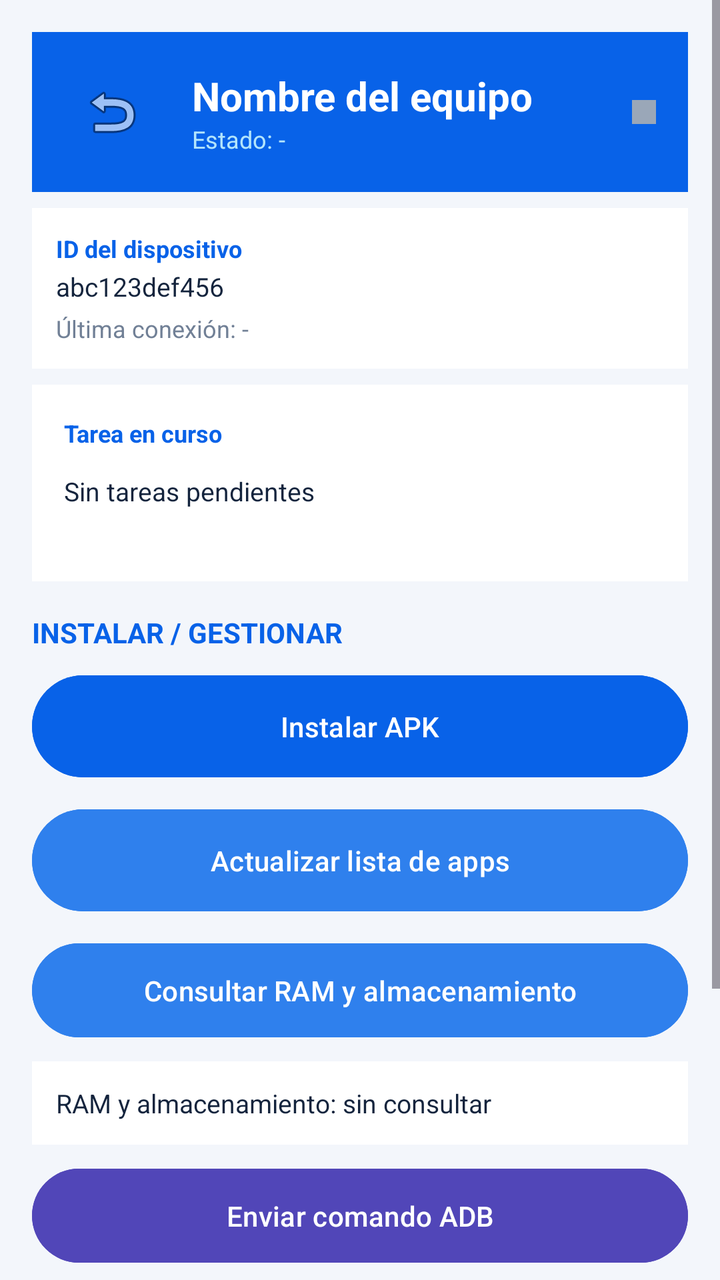
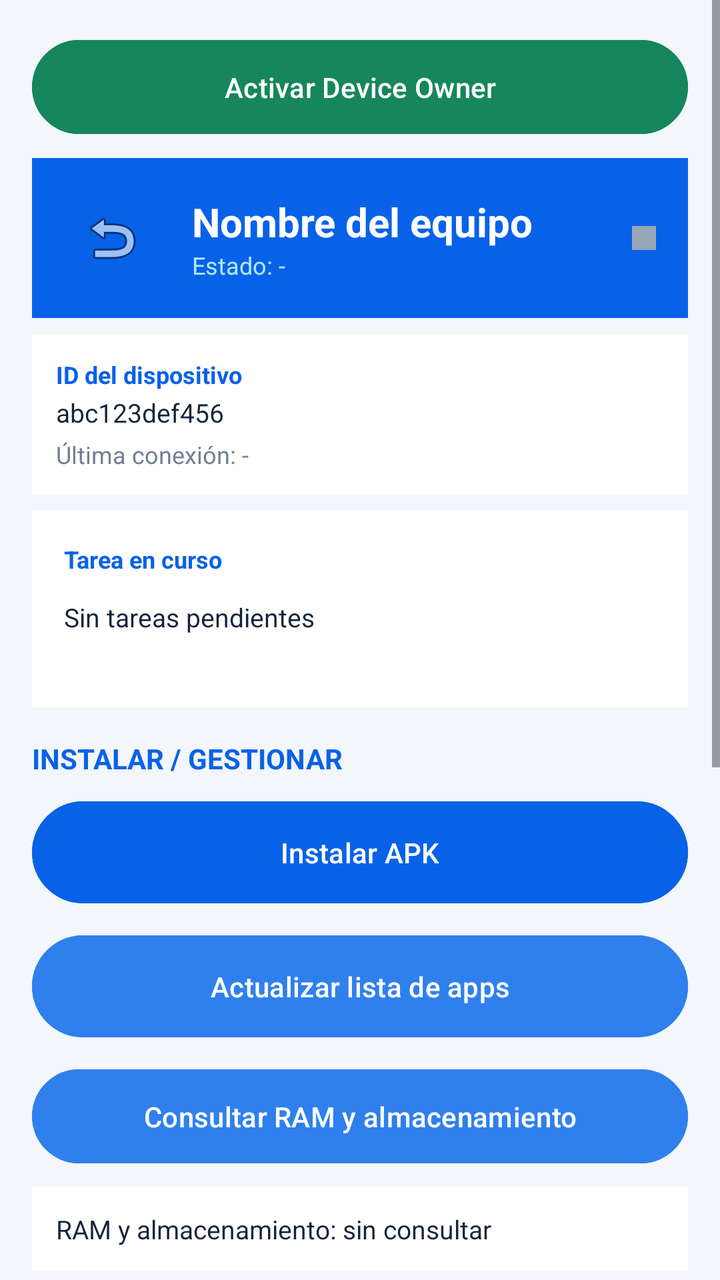

The first picture is an Android layout as it rendered before a commit; the second is the same layout after the commit. The layout source and the unified diff follow.
<!-- AndroidManifest.xml: application theme Theme.DexterControl -->
<!-- res/layout/activity_device_detail.xml -->
<?xml version="1.0" encoding="utf-8"?>
<ScrollView xmlns:android="http://schemas.android.com/apk/res/android"
    android:layout_width="match_parent"
    android:layout_height="match_parent"
    android:background="@color/background">

    <LinearLayout
        android:layout_width="match_parent"
        android:layout_height="wrap_content"
        android:orientation="vertical"
        android:padding="16dp">

        
        <LinearLayout
            android:layout_width="match_parent"
            android:layout_height="wrap_content"
            android:orientation="horizontal"
            android:padding="16dp"
            android:background="@color/primary"
            android:gravity="center_vertical">

            <ImageButton
                android:id="@+id/btnBack"
                android:layout_width="48dp"
                android:layout_height="48dp"
                android:src="@android:drawable/ic_menu_revert"
                android:background="?attr/selectableItemBackgroundBorderless"
                android:contentDescription="Volver" />

            <LinearLayout
                android:layout_width="0dp"
                android:layout_height="wrap_content"
                android:layout_weight="1"
                android:orientation="vertical"
                android:layout_marginStart="16dp">

                <TextView
                    android:id="@+id/tvDeviceName"
                    android:layout_width="match_parent"
                    android:layout_height="wrap_content"
                    android:text="Nombre del equipo"
                    android:textColor="@color/white"
                    android:textSize="20sp"
                    android:textStyle="bold" />

                <TextView
                    android:id="@+id/tvDeviceStatus"
                    android:layout_width="match_parent"
                    android:layout_height="wrap_content"
                    android:text="Estado: -"
                    android:textColor="#B3E5FC"
                    android:textSize="12sp" />

            </LinearLayout>

            <View
                android:id="@+id/viewOnlineIndicator"
                android:layout_width="12dp"
                android:layout_height="12dp"
                android:background="@color/device_offline" />

        </LinearLayout>

        
        <LinearLayout
            android:layout_width="match_parent"
            android:layout_height="wrap_content"
            android:orientation="vertical"
            android:padding="12dp"
            android:background="@color/white"
            android:layout_marginTop="8dp">

            <TextView
                android:layout_width="match_parent"
                android:layout_height="wrap_content"
                android:text="ID del dispositivo"
                android:textColor="@color/primary"
                android:textSize="12sp"
                android:textStyle="bold" />

            <TextView
                android:id="@+id/tvDeviceId"
                android:layout_width="match_parent"
                android:layout_height="wrap_content"
                android:text="abc123def456"
                android:textColor="@color/black"
                android:textSize="13sp"
                android:layout_marginTop="2dp" />

            <TextView
                android:id="@+id/tvLastSeen"
                android:layout_width="match_parent"
                android:layout_height="wrap_content"
                android:text="Última conexión: -"
                android:textColor="@color/gray"
                android:textSize="12sp"
                android:layout_marginTop="4dp" />

        </LinearLayout>

        
        <LinearLayout
            android:layout_width="match_parent"
            android:layout_height="wrap_content"
            android:orientation="vertical"
            android:padding="16dp"
            android:background="@color/white"
            android:layout_marginTop="8dp"
            android:visibility="visible">

            <TextView
                android:layout_width="match_parent"
                android:layout_height="wrap_content"
                android:text="Tarea en curso"
                android:textColor="@color/primary"
                android:textSize="12sp"
                android:textStyle="bold"
                android:layout_marginBottom="8dp" />

            <ProgressBar
                android:id="@+id/progressTask"
                style="?android:attr/progressBarStyleHorizontal"
                android:layout_width="match_parent"
                android:layout_height="wrap_content"
                android:indeterminate="true"
                android:visibility="gone" />

            <FrameLayout
                android:id="@+id/installProgressContainer"
                android:layout_width="match_parent"
                android:layout_height="150dp"
                android:visibility="gone"
                android:layout_marginTop="8dp">
                <ProgressBar
                    android:id="@+id/installProgressRing"
                    style="?android:attr/progressBarStyleHorizontal"
                    android:layout_width="116dp"
                    android:layout_height="116dp"
                    android:layout_gravity="center"
                    android:max="100"
                    android:progress="0"
                    android:progressDrawable="@drawable/circular_progress_ring"
                    android:indeterminate="false" />
                <TextView
                    android:id="@+id/installProgressPercent"
                    android:layout_width="wrap_content"
                    android:layout_height="wrap_content"
                    android:layout_gravity="center"
                    android:text="0%"
                    android:textColor="@color/primary"
                    android:textSize="24sp"
                    android:textStyle="bold" />
            </FrameLayout>

            <TextView
                android:id="@+id/installProgressStage"
                android:layout_width="match_parent"
                android:layout_height="wrap_content"
                android:gravity="center"
                android:text="Preparando instalación…"
                android:textColor="@color/primary"
                android:textSize="13sp"
                android:visibility="gone" />

            <TextView
                android:id="@+id/tvTaskStatus"
                android:layout_width="match_parent"
                android:layout_height="wrap_content"
                android:text="Sin tareas pendientes"
                android:textColor="@color/black"
                android:textSize="13sp"
                android:layout_marginTop="4dp" />

            <TextView
                android:id="@+id/tvTaskResult"
                android:layout_width="match_parent"
                android:layout_height="wrap_content"
                android:text=""
                android:textColor="@color/gray"
                android:textSize="12sp"
                android:layout_marginTop="4dp"
                android:maxLines="8"
                android:scrollbars="vertical" />

        </LinearLayout>

        
        <TextView
            android:layout_width="match_parent"
            android:layout_height="wrap_content"
            android:text="INSTALAR / GESTIONAR"
            android:textColor="@color/primary"
            android:textSize="14sp"
            android:textStyle="bold"
            android:layout_marginTop="16dp"
            android:layout_marginBottom="8dp" />

        <Button
            android:id="@+id/btnInstallFromStorage"
            android:layout_width="match_parent"
            android:layout_height="wrap_content"
            android:text="@string/install_apk"
            android:textColor="@color/white"
            android:backgroundTint="@color/primary"
            android:padding="16dp"
            android:layout_marginBottom="8dp" />

        <Button
            android:id="@+id/btnRefreshApps"
            android:layout_width="match_parent"
            android:layout_height="wrap_content"
            android:text="Actualizar lista de apps"
            android:textColor="@color/white"
            android:backgroundTint="@color/accent"
            android:padding="16dp"
            android:layout_marginBottom="8dp" />

        <Button
            android:id="@+id/btnDeviceInfo"
            android:layout_width="match_parent"
            android:layout_height="wrap_content"
            android:text="Consultar RAM y almacenamiento"
            android:textColor="@color/white"
            android:backgroundTint="@color/accent"
            android:padding="14dp"
            android:layout_marginBottom="8dp" />

        <TextView
            android:id="@+id/tvDeviceResources"
            android:layout_width="match_parent"
            android:layout_height="wrap_content"
            android:text="RAM y almacenamiento: sin consultar"
            android:textColor="@color/black"
            android:textSize="13sp"
            android:padding="12dp"
            android:background="@color/white"
            android:layout_marginBottom="8dp" />

        <Button
            android:id="@+id/btnAdbCommand"
            android:layout_width="match_parent"
            android:layout_height="wrap_content"
            android:text="Enviar comando ADB"
            android:textColor="@color/white"
            android:backgroundTint="#5146B8"
            android:padding="14dp"
            android:layout_marginBottom="8dp" />

        <Button
            android:id="@+id/btnReboot"
            android:layout_width="match_parent"
            android:layout_height="wrap_content"
            android:text="Reiniciar equipo"
            android:textColor="@color/white"
            android:backgroundTint="#F44336"
            android:padding="16dp"
            android:layout_marginBottom="8dp" />

        <Button
            android:id="@+id/btnDeleteDevice"
            android:layout_width="match_parent"
            android:layout_height="wrap_content"
            android:text="Eliminar equipo de la lista"
            android:textColor="@color/white"
            android:backgroundTint="#9E9E9E"
            android:padding="16dp"
            android:layout_marginBottom="8dp" />

        
        <TextView
            android:layout_width="match_parent"
            android:layout_height="wrap_content"
            android:text="APPS INSTALADAS EN EL EQUIPO"
            android:textColor="@color/primary"
            android:textSize="14sp"
            android:textStyle="bold"
            android:layout_marginTop="8dp"
            android:layout_marginBottom="8dp" />

        <androidx.recyclerview.widget.RecyclerView
            android:id="@+id/rvInstalledApps"
            android:layout_width="match_parent"
            android:layout_height="wrap_content"
            android:nestedScrollingEnabled="false" />

        <TextView
            android:id="@+id/tvNoApps"
            android:layout_width="match_parent"
            android:layout_height="wrap_content"
            android:text="@string/no_installed_apps"
            android:textColor="@color/gray"
            android:textSize="14sp"
            android:gravity="center"
            android:padding="24dp"
            android:visibility="gone" />

    </LinearLayout>

</ScrollView>
<!-- resources referenced by this layout -->
<resources>
  <color name="accent">#2F80ED</color>
  <color name="background">#F3F6FB</color>
  <color name="black">#14243D</color>
  <color name="device_offline">#9AA7B8</color>
  <color name="gray">#718096</color>
  <color name="primary">#0862E8</color>
  <color name="white">#FFFFFF</color>
  <!-- drawable circular_progress_ring (drawable) -->
  <?xml version="1.0" encoding="utf-8"?>
  <layer-list xmlns:android="http://schemas.android.com/apk/res/android">
      <item android:id="@android:id/background">
          <shape android:shape="ring" android:innerRadius="48dp" android:thickness="8dp" android:useLevel="false">
              <solid android:color="#DCE5F2" />
          </shape>
      </item>
      <item android:id="@android:id/progress">
          <rotate android:fromDegrees="270" android:toDegrees="270">
              <shape android:shape="ring" android:innerRadius="48dp" android:thickness="8dp" android:useLevel="true">
                  <solid android:color="#246BCE" />
              </shape>
          </rotate>
      </item>
  </layer-list>
  <string name="install_apk">Instalar APK</string>
  <string name="no_installed_apps">No hay apps instaladas</string>
  <style name="Theme.DexterControl" parent="Theme.Material3.Light.NoActionBar">
          <item name="colorPrimary">@color/primary</item>
          <item name="colorPrimaryDark">@color/primary_dark</item>
          <item name="colorAccent">@color/accent</item>
          <item name="android:windowBackground">@color/background</item>
          <item name="android:colorPrimary">@color/primary</item>
          <item name="android:colorPrimaryDark">@color/primary_dark</item>
          <item name="android:colorAccent">@color/accent</item>
          <item name="android:statusBarColor" tools:targetApi="l">@color/primary_dark</item>
          <item name="android:navigationBarColor" tools:targetApi="l">@color/white</item>
      </style>
  <color name="primary_dark">#0649B4</color>
</resources>

<!-- the commit's change to res/layout/activity_device_detail.xml (unified diff, before → after) -->
@@ -9,6 +9,17 @@
         android:layout_height="wrap_content"
         android:orientation="vertical"
         android:padding="16dp">
+
+        <Button
+            android:id="@+id/btnSetDeviceOwner"
+            android:layout_width="match_parent"
+            android:layout_height="wrap_content"
+            android:text="Activar Device Owner"
+            android:textAllCaps="false"
+            android:textColor="@color/white"
+            android:backgroundTint="#16865D"
+            android:padding="14dp"
+            android:layout_marginBottom="8dp" />
 
         
         <LinearLayout
@@ -277,6 +288,39 @@
             android:layout_marginTop="8dp"
             android:layout_marginBottom="8dp" />
 
+        <EditText
+            android:id="@+id/etAppSearch"
+            android:layout_width="match_parent"
+            android:layout_height="wrap_content"
+            android:hint="Search apps..."
+            android:singleLine="true"
+            android:inputType="text"
+            android:drawableStart="@android:drawable/ic_menu_search"
+            android:padding="12dp"
+            android:background="@color/white"
+            android:textColor="@color/black"
+            android:textColorHint="@color/gray"
+            android:layout_marginTop="8dp" />
+
+        <Spinner
+            android:id="@+id/spAppFilter"
+            android:layout_width="match_parent"
+            android:layout_height="48dp"
+            android:entries="@array/app_filters"
+            android:background="@color/white" />
+
+        <Button
+            android:id="@+id/btnDebloatSelected"
+            android:layout_width="match_parent"
+            android:layout_height="wrap_content"
+            android:text="DEBLOAT · 0 seleccionadas"
+            android:textAllCaps="false"
+            android:textColor="@color/white"
+            android:backgroundTint="#16865D"
+            android:enabled="false"
+            android:layout_marginTop="8dp"
+            android:layout_marginBottom="8dp" />
+
         <androidx.recyclerview.widget.RecyclerView
             android:id="@+id/rvInstalledApps"
             android:layout_width="match_parent"
<!-- resource entries referenced after the edit -->
@@ -1,5 +1,10 @@
 <!-- resources referenced by this layout -->
 <resources>
+  <string-array name="app_filters">
+          <item>ALL</item>
+          <item>USER</item>
+          <item>SYSTEM</item>
+      </string-array>
   <color name="accent">#2F80ED</color>
   <color name="background">#F3F6FB</color>
   <color name="black">#14243D</color>
